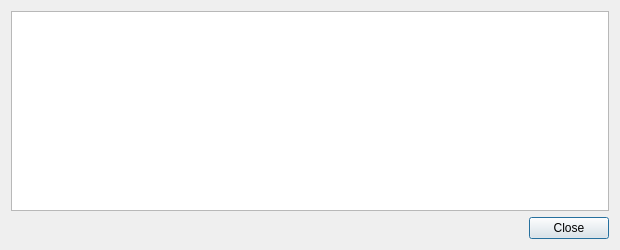
Old version of the form src/qt/forms/transactiondescdialog.ui in the repository cryptofun/honey.
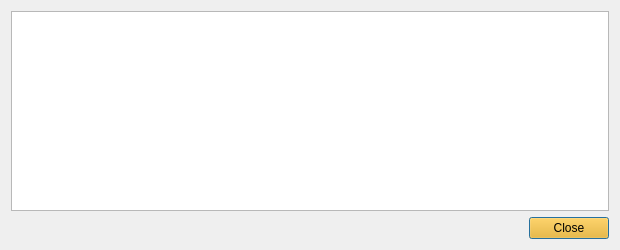
New version of the form.

```diff
--- a/src/qt/forms/transactiondescdialog.ui
+++ b/src/qt/forms/transactiondescdialog.ui
@@ -26,6 +26,9 @@
    </item>
    <item>
     <widget class="QDialogButtonBox" name="buttonBox">
+     <property name="styleSheet">
+      <string notr="true">background-color: rgb(255, 175, 0);</string>
+     </property>
      <property name="orientation">
       <enum>Qt::Horizontal</enum>
      </property>
```
